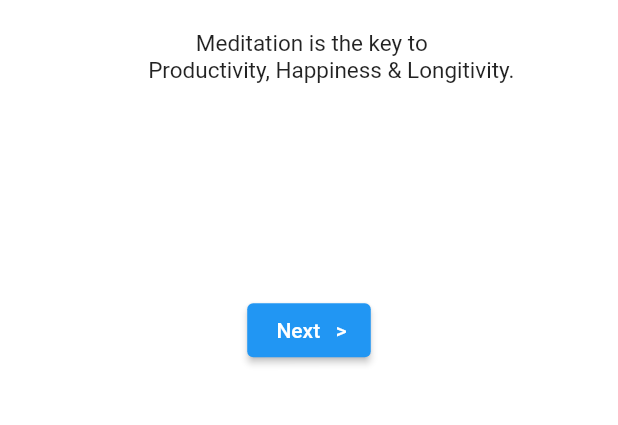
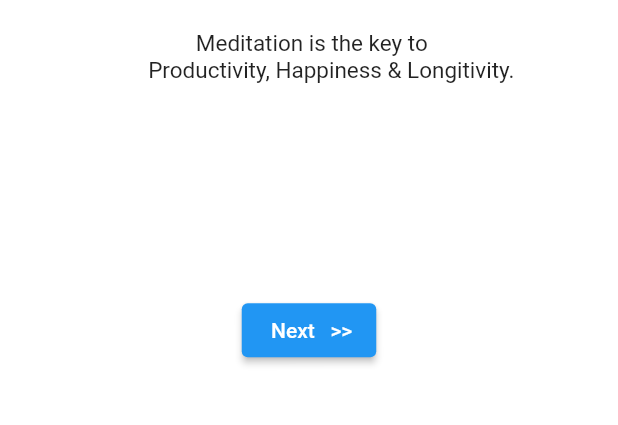
Before and after one commit to kirtijangid/yoga_app, a Flutter app: the screen it shows after launch, on a phone screen of 412 x 824 dp, the part 587-1012 px from its top. Run offline on Flutter 3.47's test engine with Material 2 defaults, Android fonts, the phone set to English and light mode, and no system bars.

Commit message:
change in elevated button

```diff
--- a/lib/pages/home.dart
+++ b/lib/pages/home.dart
@@ -64,7 +64,7 @@ class Home extends StatelessWidget {
                   Container(
                     margin: EdgeInsets.only(top: 20),
                     child: ElevatedButton(
-                        child: Text(' Next   >' ),
+                        child: Text(' Next   >>' ),
                         onPressed: () {
                           print("Called - 1");
                           Navigator.push(
--- a/lib/pages/page2.dart
+++ b/lib/pages/page2.dart
@@ -64,7 +64,7 @@ class Page2 extends StatelessWidget {
                   Container(
                     margin: EdgeInsets.only(top: 20),
                     child: ElevatedButton(
-                      child: Text(' Next   > '),
+                      child: Text(' Next   >> '),
                       onPressed: () {
                         Navigator.push(
                           context,
--- a/lib/pages/page3.dart
+++ b/lib/pages/page3.dart
@@ -63,7 +63,7 @@ class Page3 extends StatelessWidget {
                   Container(
                     margin: EdgeInsets.only(top: 20),
                     child: ElevatedButton(
-                      child: Text(' Next   > '),
+                      child: Text(' Next   >> '),
                       onPressed: () {
                         Navigator.push(
                           context,
```
